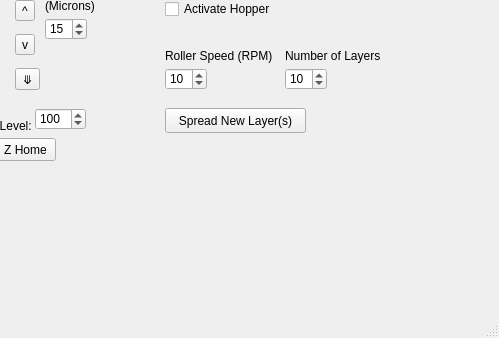
This is QT_Framework/mainwindow.ui in BYUCreateResearchLab/CREATE_LAB_Binder_Jet_Printer as Qt 5 draws it before an edit; both pictures show x 365 to 864 and y 231 to 569 of the 864 by 569 pixel window. The edited form follows.
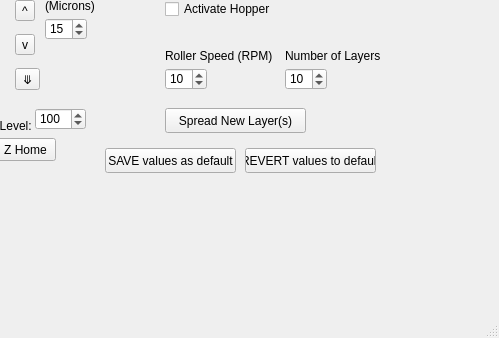
This is the edited form.

Commit message: Working update to default values for front window.

What changed in the file:
```diff
--- a/QT_Framework/mainwindow.ui
+++ b/QT_Framework/mainwindow.ui
@@ -465,6 +465,32 @@
      <string>Connect to Controller</string>
     </property>
    </widget>
+   <widget class="QPushButton" name="saveDefault">
+    <property name="geometry">
+     <rect>
+      <x>470</x>
+      <y>360</y>
+      <width>131</width>
+      <height>25</height>
+     </rect>
+    </property>
+    <property name="text">
+     <string>SAVE values as default</string>
+    </property>
+   </widget>
+   <widget class="QPushButton" name="revertDefault">
+    <property name="geometry">
+     <rect>
+      <x>610</x>
+      <y>360</y>
+      <width>131</width>
+      <height>25</height>
+     </rect>
+    </property>
+    <property name="text">
+     <string>REVERT values to default</string>
+    </property>
+   </widget>
   </widget>
   <widget class="QMenuBar" name="menubar">
    <property name="geometry">
```
Left out of the diff: 4 changed lines with no effect on the pictures. The commit also changes 28 other files.
